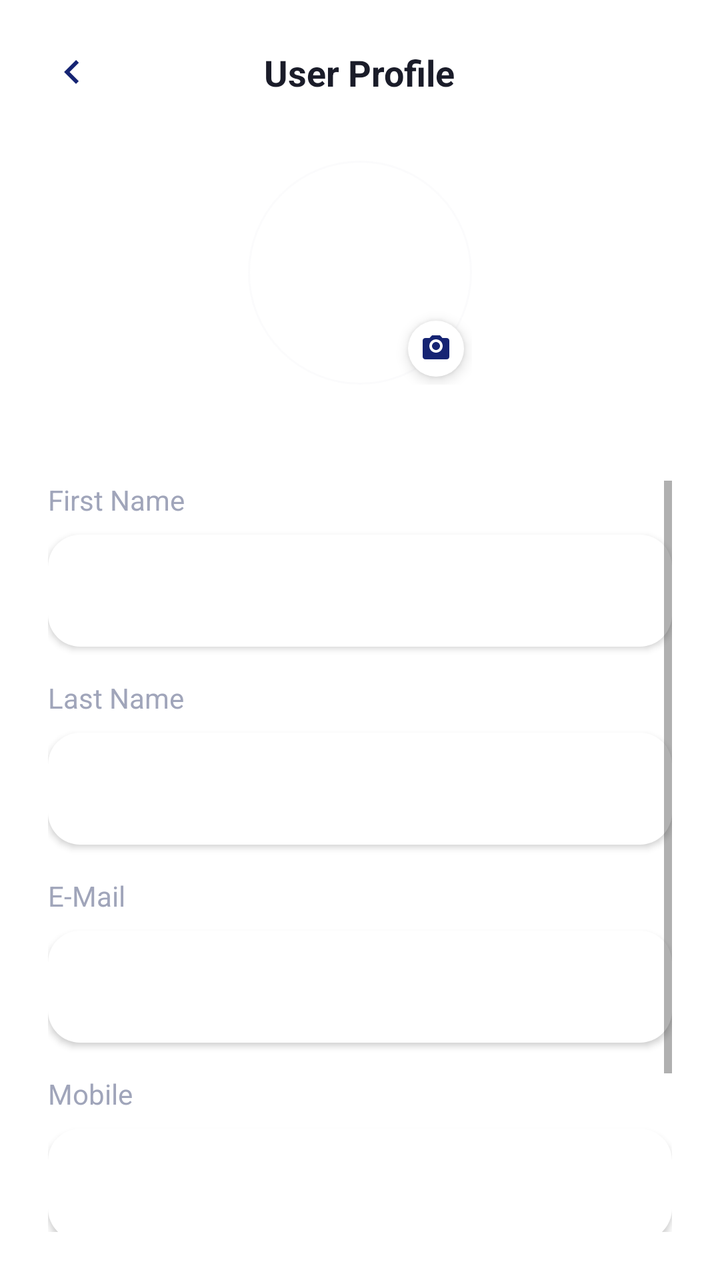
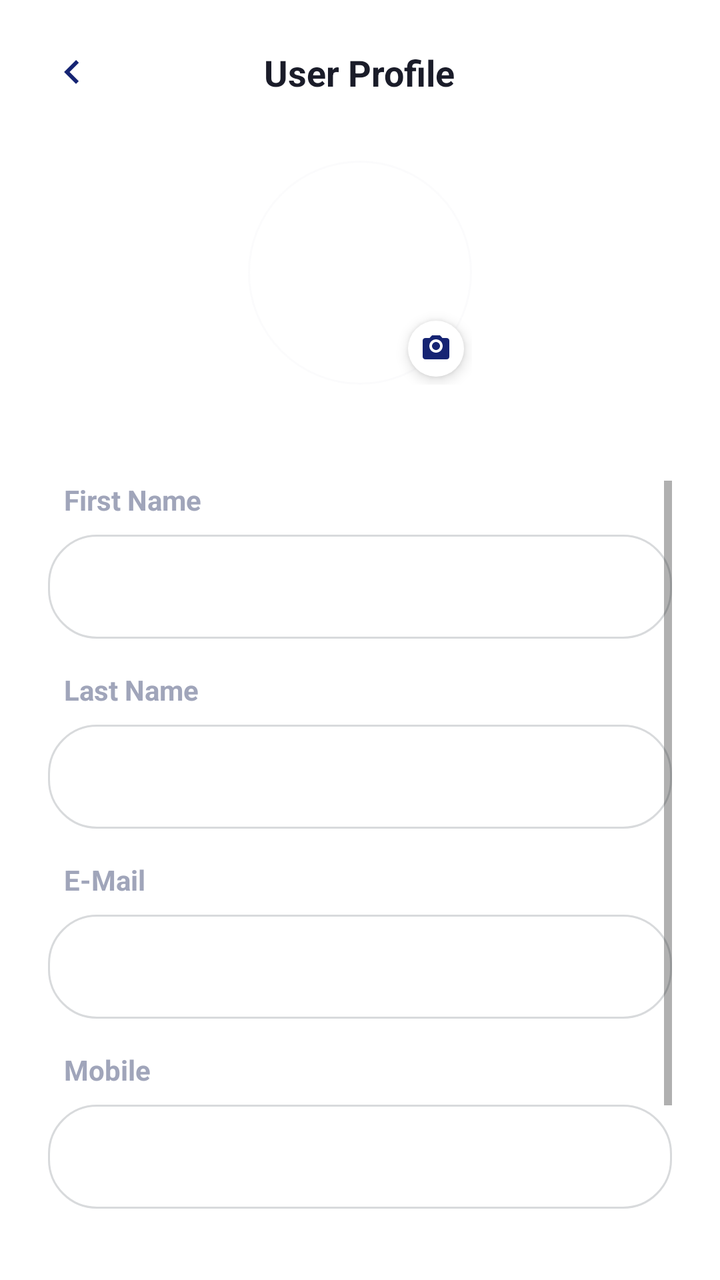

The first picture is an Android layout as it rendered before a commit; the second is the same layout after the commit. The layout source and the unified diff follow.
<!-- AndroidManifest.xml: activity theme Theme.MaterialComponents.Light.NoActionBar -->
<!-- res/layout/activity_profile.xml -->
<?xml version="1.0" encoding="utf-8"?>
<LinearLayout xmlns:android="http://schemas.android.com/apk/res/android"
    xmlns:app="http://schemas.android.com/apk/res-auto"
    android:layout_width="match_parent"
    android:layout_height="match_parent"
    android:background="#FFFFFF"
    android:orientation="vertical"
    android:padding="24dp">

    
    <RelativeLayout
        android:layout_width="match_parent"
        android:layout_height="wrap_content"
        android:layout_marginBottom="32dp">

        <ImageView
            android:id="@+id/btnBack"
            android:layout_width="24dp"
            android:layout_height="24dp"
            android:layout_centerVertical="true"
            android:layout_alignParentStart="true"
            android:src="@drawable/ic_arrow_back"
            app:tint="#162473"
            android:background="?attr/selectableItemBackgroundBorderless"
            android:clickable="true"
            android:focusable="true"/>

        <TextView
            android:layout_width="wrap_content"
            android:layout_height="wrap_content"
            android:layout_centerInParent="true"
            android:text="User Profile"
            android:textColor="#1A1C29"
            android:textSize="18sp"
            android:textStyle="bold" />
    </RelativeLayout>

    
    <RelativeLayout
        android:layout_width="wrap_content"
        android:layout_height="wrap_content"
        android:layout_gravity="center_horizontal"
        android:layout_marginBottom="48dp">

        
        <View
            android:id="@+id/vOuterRing"
            android:layout_width="112dp"
            android:layout_height="112dp"
            android:layout_centerInParent="true"
            android:background="@drawable/bg_circle_outline"
            android:backgroundTint="#F0F1F5" />

        
        <com.google.android.material.imageview.ShapeableImageView
            android:id="@+id/ivAvatar"
            android:layout_width="96dp"
            android:layout_height="96dp"
            android:layout_centerInParent="true"
            android:scaleType="centerCrop"
            android:src="@drawable/ic_avatar"
            app:shapeAppearanceOverlay="@style/ShapeAppearanceOverlay.App.CornerSize50Percent" />

        
        <FrameLayout
            android:layout_width="28dp"
            android:layout_height="28dp"
            android:layout_alignEnd="@id/vOuterRing"
            android:layout_alignBottom="@id/vOuterRing"
            android:layout_marginEnd="4dp"
            android:layout_marginBottom="4dp"
            android:background="@drawable/bg_circle_primary"
            android:backgroundTint="#FFFFFF"
            android:elevation="4dp">

            <ImageView
                android:layout_width="16dp"
                android:layout_height="16dp"
                android:layout_gravity="center"
                android:src="@drawable/ic_camera_alt"
                app:tint="#162473" />
        </FrameLayout>
    </RelativeLayout>

    <ScrollView
        android:layout_width="match_parent"
        android:layout_height="0dp"
        android:layout_weight="1"
        android:fillViewport="true">

        <LinearLayout
            android:layout_width="match_parent"
            android:layout_height="wrap_content"
            android:orientation="vertical">

            
            <TextView
                android:layout_width="wrap_content"
                android:layout_height="wrap_content"
                android:text="First Name"
                android:textColor="#A0A5BA"
                android:textSize="14sp"
                android:layout_marginBottom="8dp" />

            <EditText
                android:id="@+id/etFirstName"
                android:layout_width="match_parent"
                android:layout_height="56dp"
                android:layout_marginBottom="16dp"
                android:background="@drawable/bg_rounded_white_card"
                android:backgroundTint="#FFFFFF"
                android:paddingHorizontal="16dp"
                android:textColor="#1A1C29"
                android:textSize="16sp"
                android:elevation="2dp"/>

            
            <TextView
                android:layout_width="wrap_content"
                android:layout_height="wrap_content"
                android:text="Last Name"
                android:textColor="#A0A5BA"
                android:textSize="14sp"
                android:layout_marginBottom="8dp" />

            <EditText
                android:id="@+id/etLastName"
                android:layout_width="match_parent"
                android:layout_height="56dp"
                android:layout_marginBottom="16dp"
                android:background="@drawable/bg_rounded_white_card"
                android:backgroundTint="#FFFFFF"
                android:paddingHorizontal="16dp"
                android:textColor="#1A1C29"
                android:textSize="16sp"
                android:elevation="2dp"/>

            
            <TextView
                android:layout_width="wrap_content"
                android:layout_height="wrap_content"
                android:text="E-Mail"
                android:textColor="#A0A5BA"
                android:textSize="14sp"
                android:layout_marginBottom="8dp" />

            <EditText
                android:id="@+id/etEmail"
                android:layout_width="match_parent"
                android:layout_height="56dp"
                android:layout_marginBottom="16dp"
                android:background="@drawable/bg_rounded_white_card"
                android:backgroundTint="#FFFFFF"
                android:inputType="textEmailAddress"
                android:paddingHorizontal="16dp"
                android:textColor="#1A1C29"
                android:textSize="16sp"
                android:elevation="2dp"/>

            
            <TextView
                android:layout_width="wrap_content"
                android:layout_height="wrap_content"
                android:text="Mobile"
                android:textColor="#A0A5BA"
                android:textSize="14sp"
                android:layout_marginBottom="8dp" />

            <EditText
                android:id="@+id/etMobile"
                android:layout_width="match_parent"
                android:layout_height="56dp"
                android:layout_marginBottom="32dp"
                android:background="@drawable/bg_rounded_white_card"
                android:backgroundTint="#FFFFFF"
                android:inputType="phone"
                android:paddingHorizontal="16dp"
                android:textColor="#1A1C29"
                android:textSize="16sp"
                android:elevation="2dp"/>

            <View android:layout_width="match_parent" android:layout_height="0dp" android:layout_weight="1" />

            <com.google.android.material.button.MaterialButton
                android:id="@+id/btnSave"
                android:layout_width="match_parent"
                android:layout_height="64dp"
                android:text="SAVE"
                android:textColor="#FFFFFF"
                android:textSize="16sp"
                android:textStyle="bold"
                app:backgroundTint="#162473"
                app:cornerRadius="32dp" />

        </LinearLayout>
    </ScrollView>
</LinearLayout>
<!-- resources referenced by this layout -->
<resources>
  <!-- drawable bg_circle_outline (drawable) -->
  <?xml version="1.0" encoding="utf-8"?>
  <shape xmlns:android="http://schemas.android.com/apk/res/android" android:shape="oval">
      <stroke android:width="1dp" android:color="#4DFFFFFF" />
      <solid android:color="#00000000" />
  </shape>
  <!-- drawable bg_circle_primary (drawable) -->
  <?xml version="1.0" encoding="utf-8"?>
  <shape xmlns:android="http://schemas.android.com/apk/res/android" android:shape="oval">
      <solid android:color="#0052CC" />
  </shape>
  <!-- drawable bg_rounded_white_card (drawable) -->
  <?xml version="1.0" encoding="utf-8"?>
  <shape xmlns:android="http://schemas.android.com/apk/res/android">
      <solid android:color="#FFFFFF" />
      <corners android:radius="16dp" />
  </shape>
  <!-- drawable ic_arrow_back (drawable) -->
  <vector xmlns:android="http://schemas.android.com/apk/res/android"
      android:width="24dp"
      android:height="24dp"
      android:viewportWidth="24"
      android:viewportHeight="24"
      android:tint="#FFFFFF">
      <path
          android:fillColor="@android:color/white"
          android:pathData="M15.41,16.59L10.83,12l4.58,-4.59L14,6l-6,6 6,6 1.41,-1.41z"/>
  </vector>
  <!-- drawable ic_avatar (drawable) -->
  <vector xmlns:android="http://schemas.android.com/apk/res/android"
      android:width="24dp"
      android:height="24dp"
      android:viewportWidth="24"
      android:viewportHeight="24"
      android:tint="#FFFFFF">
      <path
          android:fillColor="@android:color/white"
          android:pathData="M12,2C6.48,2 2,6.48 2,12s4.48,10 10,10 10,-4.48 10,-10S17.52,2 12,2zM12,19.2c-2.5,0 -4.71,-1.28 -6,-3.22 0.03,-1.99 4,-3.08 6,-3.08 1.99,0 5.97,1.09 6,3.08 -1.29,1.94 -3.5,3.22 -6,3.22zM12,11c-1.66,0 -3,-1.34 -3,-3s1.34,-3 3,-3 3,1.34 3,3 -1.34,3 -3,3z"/>
  </vector>
  <!-- drawable ic_camera_alt (drawable) -->
  <vector xmlns:android="http://schemas.android.com/apk/res/android"
      android:width="24dp"
      android:height="24dp"
      android:viewportWidth="24"
      android:viewportHeight="24">
    <path
        android:fillColor="#FF000000"
        android:pathData="M9,2L7.17,4H4c-1.1,0 -2,0.9 -2,2v12c0,1.1 0.9,2 2,2h16c1.1,0 2,-0.9 2,-2V6c0,-1.1 -0.9,-2 -2,-2h-3.17L15,2H9zM12,15c-2.76,0 -5,-2.24 -5,-5s2.24,-5 5,-5 5,2.24 5,5 -2.24,5 -5,5zM12,7c-1.65,0 -3,1.35 -3,3s1.35,3 3,3 3,-1.35 3,-3 -1.35,-3 -3,-3z"/>
  </vector>
  <style name="ShapeAppearanceOverlay.App.CornerSize50Percent" parent="">
          <item name="cornerSize">50%</item>
      </style>
</resources>

<!-- the commit's change to res/layout/activity_profile.xml (unified diff, before → after) -->
@@ -100,19 +100,19 @@
                 android:text="First Name"
                 android:textColor="#A0A5BA"
                 android:textSize="14sp"
-                android:layout_marginBottom="8dp" />
+                android:textStyle="bold"
+                android:layout_marginBottom="8dp"
+                android:layout_marginStart="8dp" />
 
             <EditText
                 android:id="@+id/etFirstName"
                 android:layout_width="match_parent"
-                android:layout_height="56dp"
+                android:layout_height="52dp"
                 android:layout_marginBottom="16dp"
-                android:background="@drawable/bg_rounded_white_card"
-                android:backgroundTint="#FFFFFF"
-                android:paddingHorizontal="16dp"
+                android:background="@drawable/bg_rounded_outline_gray"
+                android:paddingHorizontal="20dp"
                 android:textColor="#1A1C29"
-                android:textSize="16sp"
-                android:elevation="2dp"/>
+                android:textSize="14sp" />
 
             
             <TextView
@@ -121,19 +121,19 @@
                 android:text="Last Name"
                 android:textColor="#A0A5BA"
                 android:textSize="14sp"
-                android:layout_marginBottom="8dp" />
+                android:textStyle="bold"
+                android:layout_marginBottom="8dp"
+                android:layout_marginStart="8dp" />
 
             <EditText
                 android:id="@+id/etLastName"
                 android:layout_width="match_parent"
-                android:layout_height="56dp"
+                android:layout_height="52dp"
                 android:layout_marginBottom="16dp"
-                android:background="@drawable/bg_rounded_white_card"
-                android:backgroundTint="#FFFFFF"
-                android:paddingHorizontal="16dp"
+                android:background="@drawable/bg_rounded_outline_gray"
+                android:paddingHorizontal="20dp"
                 android:textColor="#1A1C29"
-                android:textSize="16sp"
-                android:elevation="2dp"/>
+                android:textSize="14sp" />
 
             
             <TextView
@@ -142,20 +142,20 @@
                 android:text="E-Mail"
                 android:textColor="#A0A5BA"
                 android:textSize="14sp"
-                android:layout_marginBottom="8dp" />
+                android:textStyle="bold"
+                android:layout_marginBottom="8dp"
+                android:layout_marginStart="8dp" />
 
             <EditText
                 android:id="@+id/etEmail"
                 android:layout_width="match_parent"
-                android:layout_height="56dp"
+                android:layout_height="52dp"
                 android:layout_marginBottom="16dp"
-                android:background="@drawable/bg_rounded_white_card"
-                android:backgroundTint="#FFFFFF"
+                android:background="@drawable/bg_rounded_outline_gray"
                 android:inputType="textEmailAddress"
-                android:paddingHorizontal="16dp"
+                android:paddingHorizontal="20dp"
                 android:textColor="#1A1C29"
-                android:textSize="16sp"
-                android:elevation="2dp"/>
+                android:textSize="14sp" />
 
             
             <TextView
@@ -164,33 +164,33 @@
                 android:text="Mobile"
                 android:textColor="#A0A5BA"
                 android:textSize="14sp"
-                android:layout_marginBottom="8dp" />
+                android:textStyle="bold"
+                android:layout_marginBottom="8dp"
+                android:layout_marginStart="8dp" />
 
             <EditText
                 android:id="@+id/etMobile"
                 android:layout_width="match_parent"
-                android:layout_height="56dp"
+                android:layout_height="52dp"
                 android:layout_marginBottom="32dp"
-                android:background="@drawable/bg_rounded_white_card"
-                android:backgroundTint="#FFFFFF"
+                android:background="@drawable/bg_rounded_outline_gray"
                 android:inputType="phone"
-                android:paddingHorizontal="16dp"
+                android:paddingHorizontal="20dp"
                 android:textColor="#1A1C29"
-                android:textSize="16sp"
-                android:elevation="2dp"/>
+                android:textSize="14sp" />
 
             <View android:layout_width="match_parent" android:layout_height="0dp" android:layout_weight="1" />
 
             <com.google.android.material.button.MaterialButton
                 android:id="@+id/btnSave"
                 android:layout_width="match_parent"
-                android:layout_height="64dp"
+                android:layout_height="56dp"
                 android:text="SAVE"
                 android:textColor="#FFFFFF"
-                android:textSize="16sp"
+                android:textSize="14sp"
                 android:textStyle="bold"
-                app:backgroundTint="#162473"
-                app:cornerRadius="32dp" />
+                app:backgroundTint="#121650"
+                app:cornerRadius="28dp" />
 
         </LinearLayout>
     </ScrollView>
<!-- resource entries referenced after the edit -->
@@ -11,11 +11,12 @@
   <shape xmlns:android="http://schemas.android.com/apk/res/android" android:shape="oval">
       <solid android:color="#0052CC" />
   </shape>
-  <!-- drawable bg_rounded_white_card (drawable) -->
+  <!-- drawable bg_rounded_outline_gray (drawable) -->
   <?xml version="1.0" encoding="utf-8"?>
   <shape xmlns:android="http://schemas.android.com/apk/res/android">
       <solid android:color="#FFFFFF" />
-      <corners android:radius="16dp" />
+      <stroke android:width="1dp" android:color="#D8DADC" />
+      <corners android:radius="24dp" />
   </shape>
   <!-- drawable ic_arrow_back (drawable) -->
   <vector xmlns:android="http://schemas.android.com/apk/res/android"
